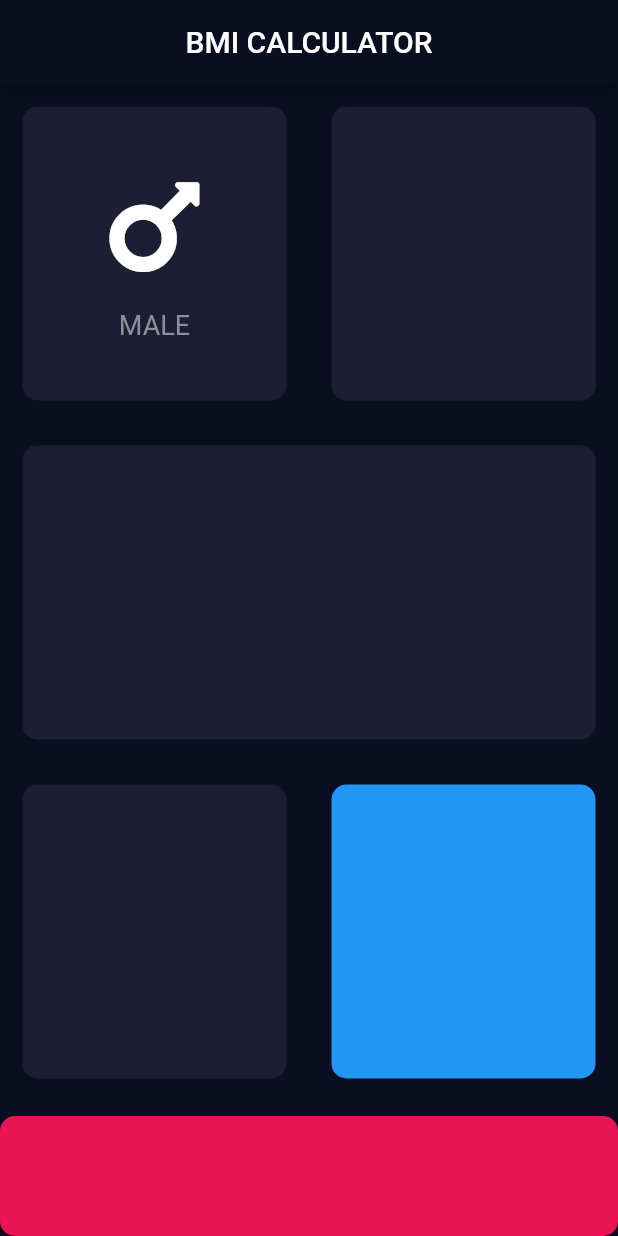
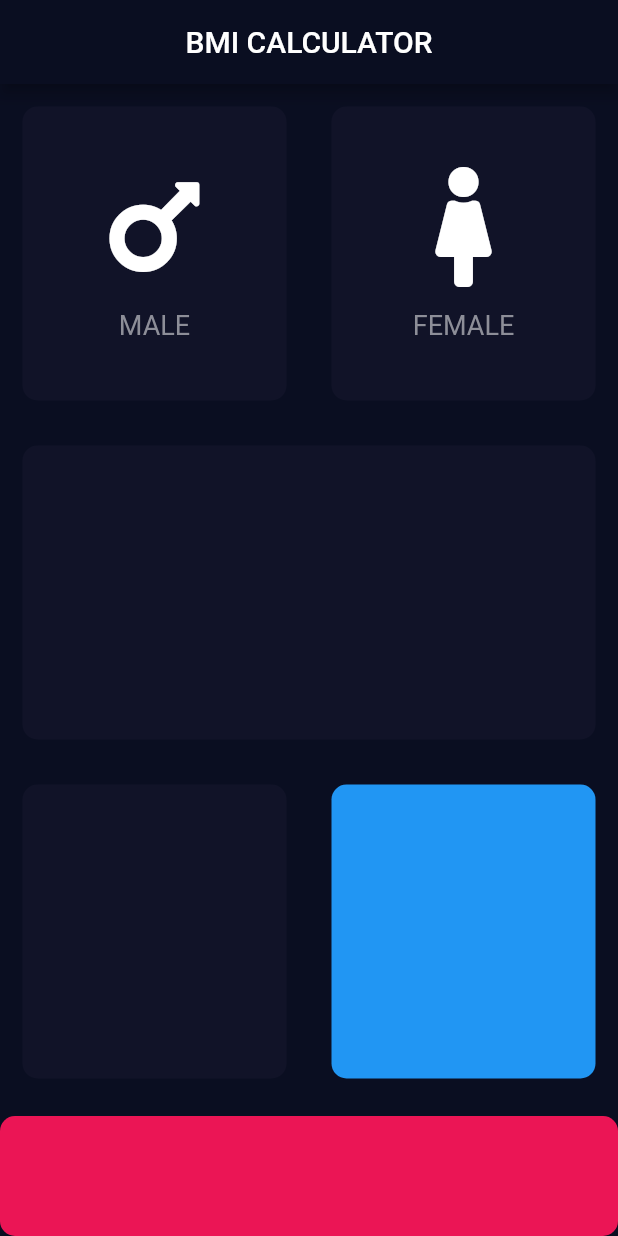
Before and after one commit to sameeranand12/bmi-calculator-flutter, a Flutter app: the screen it shows after launch, on a phone screen of 412 x 824 dp. Run offline on Flutter 3.47's test engine with Material 2 defaults, Android fonts, the phone set to English and light mode, and no system bars; our stand-ins replace font_awesome_flutter.

Commit message:
card updated

```diff
--- /dev/null
+++ b/lib/icon_content.dart
@@ -0,0 +1,33 @@
+import 'package:flutter/material.dart';
+
+   const labelTextStyle = TextStyle(
+                              fontSize: 18.0,
+                            color : Color(0xFF8D8E98),
+);
+    const sizedBox =15.0;
+
+class IconContent extends StatelessWidget {
+  IconContent({this.icon , this.label});
+  final IconData icon;
+  final String label;
+
+  @override
+  Widget build(BuildContext context) {
+    return Column(
+      mainAxisAlignment: MainAxisAlignment.center,
+      children: [
+        Icon(
+          icon,
+          size:80 ,
+        ),
+        SizedBox(
+          height: sizedBox,
+        ),
+        Text(label,
+          style:labelTextStyle,
+          ),
+      ],
+
+    );
+  }
+}
--- a/lib/input_page.dart
+++ b/lib/input_page.dart
@@ -1,15 +1,48 @@
 import 'package:flutter/cupertino.dart';
 import 'package:flutter/material.dart';
+import 'icon_content.dart';
+import 'reusable_card.dart';
 import 'package:font_awesome_flutter/font_awesome_flutter.dart';
+
+
 const bottomContainerHeight = 80.0;
-const colorHexCode = 0xFF1D1E33;
+const activeCardColour = Color(0xFF1D1E33);
+const inactiveCardColour = Color(0xFF111328);
 const bottomContainerColor = 0xFFEB1555;
+
+
+
 class InputPage extends StatefulWidget {
   @override
   _InputPageState createState() => _InputPageState();
 }
 
 class _InputPageState extends State<InputPage> {
+
+  Color maleCardColour = inactiveCardColour;
+  Color femaleCardColour = inactiveCardColour;
+
+    void updateColour(int gender){
+      if(gender == 1){
+        if(maleCardColour == inactiveCardColour){
+          maleCardColour =activeCardColour;
+          femaleCardColour = inactiveCardColour;
+        }else{
+          maleCardColour= inactiveCardColour;
+        }
+      }
+      if(gender == 2){
+        if(femaleCardColour == inactiveCardColour){
+          femaleCardColour= activeCardColour;
+          maleCardColour = inactiveCardColour;
+        }else{
+          femaleCardColour = inactiveCardColour;
+        }
+    }
+    }
+
+
+
   @override
   Widget build(BuildContext context) {
     return Scaffold(
@@ -22,29 +55,35 @@ class _InputPageState extends State<InputPage> {
               child: Row(
                 children: [
                   Expanded(
-                    child: ReusableCard(
-                      colour: Color(colorHexCode),
-                      cardChild: Column(
-                        mainAxisAlignment: MainAxisAlignment.center,
-                        children: [
-                          Icon(
-                             FontAwesomeIcons.mars,
-                            size: 80.0,
-                          ),
-                           SizedBox(
-                             height: 15.0,
-                           ),
-                          Text('MALE' ,style: TextStyle(
-                            fontSize: 18.0, color : Color(0xFF8D8E98),
-                          ),)
-                        ],
-
+                    child: GestureDetector(
+                      onTap: (){
+                          setState(() {
+                            updateColour(1);
+                          });
+                        print('male card is pressed');
+                      },
+                      child: ReusableCard(
+                        colour:maleCardColour,
+                        cardChild: IconContent(icon: FontAwesomeIcons.mars,
+                                               label : 'MALE',
+                        ),
                       ),
                     ),
                   ),
                   Expanded(
-                    child: ReusableCard(
-                      colour: Color(colorHexCode),
+                    child: GestureDetector(
+                      onTap: (){
+                        setState(() {
+                          updateColour(2);
+                        });
+                      },
+                      child: ReusableCard(
+                        colour: femaleCardColour,
+                        cardChild: IconContent(
+                          icon: FontAwesomeIcons.female,
+                          label: 'FEMALE',
+                        ),
+                      ),
                     ),
                   )
                 ],
@@ -52,7 +91,7 @@ class _InputPageState extends State<InputPage> {
             ),
             Expanded(
               child: ReusableCard(
-                colour: Color(colorHexCode),
+                colour: inactiveCardColour,
               ),
             ),
             Expanded(
@@ -60,7 +99,7 @@ class _InputPageState extends State<InputPage> {
                 children: [
                   Expanded(
                     child: ReusableCard(
-                      colour: Color(colorHexCode),
+                      colour: inactiveCardColour,
                     ),
                   ),
                   Expanded(
@@ -83,23 +122,7 @@ class _InputPageState extends State<InputPage> {
   }
 }
 
-class ReusableCard extends StatelessWidget {
-//we have created the colour constructor so that we can pass on different colours to our cards.
 
-//@required we can make the property compulsory
-  ReusableCard({@required this.colour , this.cardChild});
-  final Color colour;
-  final Widget cardChild;
-  @override
-  Widget build(BuildContext context) {
-    return Container(
-      child: cardChild,
-      margin: EdgeInsets.all(15.0),
-      decoration: BoxDecoration(
-        borderRadius: BorderRadius.circular(10.0),
-        color: colour,
-      ),
-    );
-  }
-}
+
+
 //vvs
--- /dev/null
+++ b/lib/reusable_card.dart
@@ -0,0 +1,21 @@
+import 'package:flutter/material.dart';
+
+class ReusableCard extends StatelessWidget {
+//we have created the colour constructor so that we can pass on different colours to our cards.
+
+//@required we can make the property compulsory
+  ReusableCard({@required this.colour , this.cardChild});
+  final Color colour;
+  final Widget cardChild;
+  @override
+  Widget build(BuildContext context) {
+    return Container(
+      child: cardChild,
+      margin: EdgeInsets.all(15.0),
+      decoration: BoxDecoration(
+        borderRadius: BorderRadius.circular(10.0),
+        color: colour,
+      ),
+    );
+  }
+}
```
